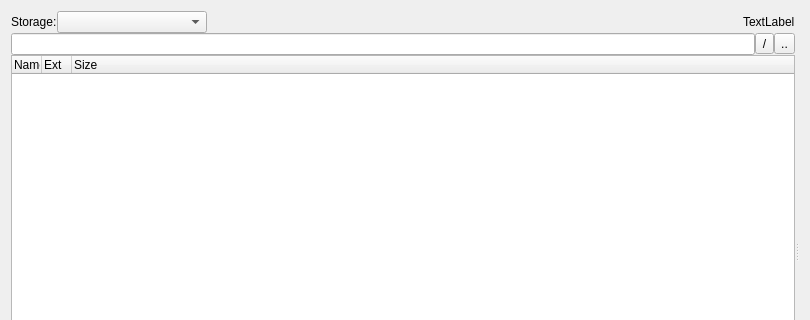
navrocky/CuteReport, file src/widgets/widgets/stdstoragedialog.ui: the form before one commit; both pictures show x 0 to 810 and y 0 to 320 of the 810 by 529 pixel window.
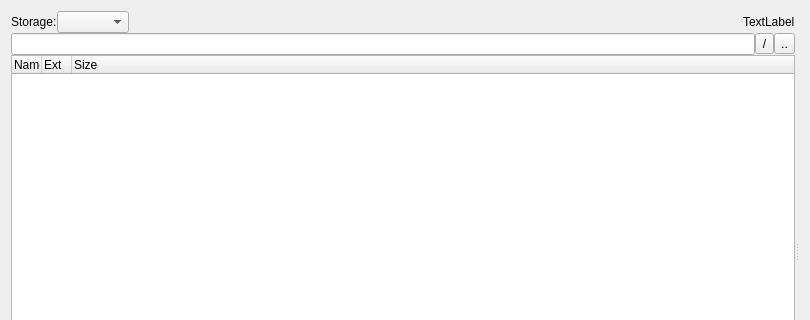
The form after the commit. Custom widgets are drawn as their Qt base class.

Diff of the .ui file:
```diff
--- a/src/widgets/widgets/stdstoragedialog.ui
+++ b/src/widgets/widgets/stdstoragedialog.ui
@@ -132,10 +132,13 @@
            <widget class="QComboBox" name="cbStorage">
             <property name="minimumSize">
              <size>
-              <width>150</width>
+              <width>0</width>
               <height>0</height>
              </size>
             </property>
+            <property name="sizeAdjustPolicy">
+             <enum>QComboBox::AdjustToContents</enum>
+            </property>
            </widget>
           </item>
           <item>
@@ -143,9 +146,12 @@
             <property name="orientation">
              <enum>Qt::Horizontal</enum>
             </property>
+            <property name="sizeType">
+             <enum>QSizePolicy::MinimumExpanding</enum>
+            </property>
             <property name="sizeHint" stdset="0">
              <size>
-              <width>365</width>
+              <width>20</width>
               <height>20</height>
              </size>
             </property>
```
Left out of the diff: 15 changed lines with no effect on the pictures.
